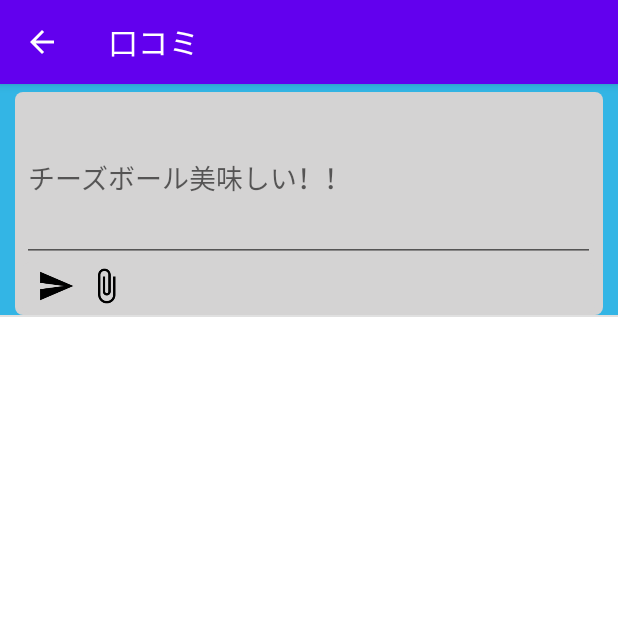
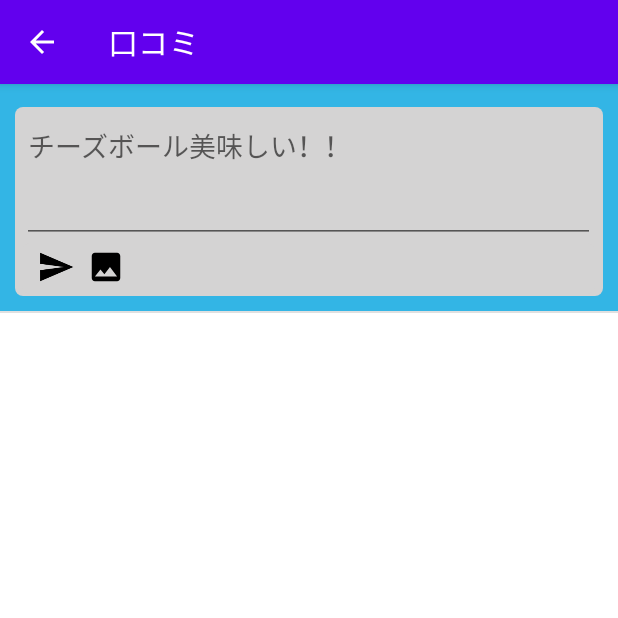
Before and after one commit to Hal510/GonbeInHouse, an Android app: the screen it shows after launch once a user with an empty profile is signed in (PostActivity), after a tap on an icon or button, on a phone screen of 412 x 824 dp, the top half of it. Run offline under Robolectric (Android 15) with nearby library versions, the phone set to English and light mode, and no system bars; our stand-ins replace Firebase (no records; nobody signed in at launch, a user with empty details on screens opened directly), Picasso; pictures from the network do not load.

Commit message:
エラー修正

```diff
--- a/app/src/main/java/com/example/gonbe_house/Login.kt
+++ b/app/src/main/java/com/example/gonbe_house/Login.kt
@@ -1,5 +1,6 @@
 package com.example.gonbe_house
 
+import android.annotation.SuppressLint
 import android.content.Intent
 import android.content.pm.PackageManager
 import android.graphics.Bitmap
@@ -9,7 +10,6 @@ import android.os.Build
 import androidx.appcompat.app.AppCompatActivity
 import android.os.Bundle
 import android.provider.MediaStore
-import android.view.View
 import android.widget.Toast
 import androidx.appcompat.app.ActionBar
 import androidx.core.app.ActivityCompat
@@ -37,9 +37,9 @@ class Login : AppCompatActivity() {
 
         mAuth= FirebaseAuth.getInstance()
 
-        ivImagePerson.setOnClickListener( View.OnClickListener {
+        ivImagePerson.setOnClickListener {
             checkPermission()
-        })
+        }
     }
 
     fun LoginToFireBase(email:String,password:String){
@@ -55,8 +55,9 @@ class Login : AppCompatActivity() {
             }
     }
 
+    @SuppressLint("SimpleDateFormat")
     fun SaveImageInFirebase(){
-        var currentUser =mAuth!!.currentUser
+        val currentUser =mAuth!!.currentUser
         val email:String=currentUser!!.email.toString()
         val storage=FirebaseStorage.getInstance()
         val storgaRef=storage.getReferenceFromUrl("gs://gonbe-house.appspot.com")
@@ -75,7 +76,7 @@ class Login : AppCompatActivity() {
         uploadTask.addOnFailureListener{
             Toast.makeText(applicationContext,"fail to upload",Toast.LENGTH_LONG).show()
         }.addOnSuccessListener { taskSnapshot ->
-            var DownloadURL= taskSnapshot.storage.downloadUrl.toString()!!
+            val DownloadURL= taskSnapshot.storage.downloadUrl.toString()
 
             myRef.child("Users").child(currentUser.uid).child("email").setValue(currentUser.email)
             myRef.child("Users").child(currentUser.uid).child("ProfileImage").setValue(DownloadURL)
@@ -94,7 +95,7 @@ class Login : AppCompatActivity() {
     }
 
     fun LoadTweets(){
-        var currentUser =mAuth!!.currentUser
+        val currentUser =mAuth!!.currentUser
 
         if(currentUser!=null) {
 //PostFragmentに変える時に必要？
@@ -104,8 +105,8 @@ class Login : AppCompatActivity() {
 //            val fragment = post()
 //            fragment.setArguments(args)
 
-            var intent2 = Intent(this, MainActivity::class.java)
-            var intent = Intent(this, PostActivity::class.java)
+            val intent2 = Intent(this, MainActivity::class.java)
+            val intent = Intent(this, PostActivity::class.java)
 //            var intent3 = Intent(this, post::class.java)
 
             intent2.putExtra("email", currentUser.email)
@@ -148,11 +149,12 @@ class Login : AppCompatActivity() {
     val PICK_IMAGE_CODE=123
     fun loadImage(){
 
-        var intent=Intent(Intent.ACTION_PICK,
-            android.provider.MediaStore.Images.Media.EXTERNAL_CONTENT_URI)
+        val intent=Intent(Intent.ACTION_PICK,
+            MediaStore.Images.Media.EXTERNAL_CONTENT_URI)
         startActivityForResult(intent,PICK_IMAGE_CODE)
     }
 
+    @SuppressLint("Recycle")
     override fun onActivityResult(requestCode: Int, resultCode: Int, data: Intent?) {
         super.onActivityResult(requestCode, resultCode, data)
 
@@ -161,15 +163,15 @@ class Login : AppCompatActivity() {
             val filePathColum= arrayOf(MediaStore.Images.Media.DATA)
             val cursor= contentResolver.query(selectedImage!!,filePathColum,null,null,null)
             cursor!!.moveToFirst()
-            val coulomIndex=cursor!!.getColumnIndex(filePathColum[0])
-            val picturePath=cursor!!.getString(coulomIndex)
-            cursor!!.close()
+            val coulomIndex=cursor.getColumnIndex(filePathColum[0])
+            val picturePath=cursor.getString(coulomIndex)
+            cursor.close()
             ivImagePerson.setImageBitmap(BitmapFactory.decodeFile(picturePath))
         }
 
     }
 
-    fun buLogin(view:View){
+    fun buLogin() {
         LoginToFireBase(etEmail.text.toString(),etEmail.text.toString())
     }
 }
--- a/app/src/main/java/com/example/gonbe_house/Post/PostActivity.kt
+++ b/app/src/main/java/com/example/gonbe_house/Post/PostActivity.kt
@@ -1,5 +1,6 @@
 package com.example.gonbe_house.Post
 
+import android.annotation.SuppressLint
 import android.content.Context
 import android.content.Intent
 import android.graphics.Bitmap
@@ -66,20 +67,17 @@ class PostActivity : AppCompatActivity() {
         return super.onOptionsItemSelected(item)
     }
 
-    inner class  MyTweetAdpater:BaseAdapter{
-        var listNotesAdpater= ArrayList<Ticket>()
-        var context:Context?=null
-        constructor(context:Context, listNotesAdpater: ArrayList<Ticket>):super(){
-            this.listNotesAdpater=listNotesAdpater
-            this.context=context
-        }
+    inner class  MyTweetAdpater(context: Context, var listNotesAdpater: ArrayList<Ticket>) :
+        BaseAdapter() {
+        var context:Context?= context
 
+        @SuppressLint("InflateParams")
         override fun getView(p0: Int, p1: View?, p2: ViewGroup?): View {
 
-            var mytweet=listNotesAdpater[p0]
+            val mytweet=listNotesAdpater[p0]
 
             if(mytweet.tweetPersonUID.equals("add")) {
-                var myView = layoutInflater.inflate(R.layout.add_ticket, null)
+                val myView = layoutInflater.inflate(R.layout.add_ticket, null)
 
                 myView.iv_attach.setOnClickListener(View.OnClickListener {
                     loadImage()
@@ -95,10 +93,10 @@ class PostActivity : AppCompatActivity() {
                 })
                 return myView
             } else if(mytweet.tweetPersonUID.equals("loading")){
-                var myView=layoutInflater.inflate(R.layout.loading_ticket,null)
+                val myView=layoutInflater.inflate(R.layout.loading_ticket,null)
                 return myView
             }else{
-                var myView=layoutInflater.inflate(R.layout.tweets_ticket,null)
+                val myView=layoutInflater.inflate(R.layout.tweets_ticket,null)
                 myView.txt_tweet.setText(mytweet.tweetText)
                 myView.txtUserName.setText(mytweet.tweetPersonUID)
 //                myView.tweet_picture.setImageURI(mytweet.tweetImageURL)
@@ -115,17 +113,17 @@ class PostActivity : AppCompatActivity() {
 
                         override fun onDataChange(dataSnapshot: DataSnapshot) {
                             try {
-                                var td= dataSnapshot!!.value as HashMap<String,Any>
+                                val td= dataSnapshot.value as HashMap<*, *>
 
                                 for(key in td.keys){
-                                    var userInfo= td[key] as String
+                                    val userInfo= td[key] as String
                                     if(key.equals("ProfileImage")){
                                         Picasso.with(context).load(userInfo).into(myView.picture_path)  //ここおおおおお
                                     }else{
                                         myView.txtUserName.setText(userInfo)
                                     }
                                 }
-                            }catch (ex:Exception){}
+                            }catch (_:Exception){}
                         }
                         override fun onCancelled(p0: DatabaseError) {
                         }
@@ -148,11 +146,12 @@ class PostActivity : AppCompatActivity() {
     //    //Load image
     val PICK_IMAGE_CODE=123
     fun loadImage(){
-        var intent3=Intent(Intent.ACTION_PICK,
+        val intent3=Intent(Intent.ACTION_PICK,
             MediaStore.Images.Media.EXTERNAL_CONTENT_URI)
         startActivityForResult(intent3,PICK_IMAGE_CODE)
     }
 
+    @SuppressLint("Recycle")
     override fun onActivityResult(requestCode: Int, resultCode: Int, data: Intent?) {
         super.onActivityResult(requestCode, resultCode, data)
 
@@ -161,15 +160,16 @@ class PostActivity : AppCompatActivity() {
             val filePathColum= arrayOf(MediaStore.Images.Media.DATA)
             val cursor= contentResolver.query(selectedImage!!,filePathColum,null,null,null)
             cursor!!.moveToFirst()
-            val coulomIndex=cursor!!.getColumnIndex(filePathColum[0])
-            val picturePath=cursor!!.getString(coulomIndex)
-            cursor!!.close()
+            val coulomIndex=cursor.getColumnIndex(filePathColum[0])
+            val picturePath=cursor.getString(coulomIndex)
+            cursor.close()
             UploadImage(BitmapFactory.decodeFile(picturePath))
         }
     }
 
 
     var DownloadURL:String?=null
+    @SuppressLint("SimpleDateFormat")
     fun UploadImage(bitmap:Bitmap){
         ListTweets.add(0,Ticket("0","him","url","loading"))
         adpater!!.notifyDataSetChanged()
@@ -188,7 +188,7 @@ class PostActivity : AppCompatActivity() {
         uploadTask.addOnFailureListener{
             Toast.makeText(applicationContext,"fail to upload",Toast.LENGTH_LONG).show()
         }.addOnSuccessListener { taskSnapshot ->
-            DownloadURL= taskSnapshot.storage.downloadUrl.toString()!!
+            DownloadURL= taskSnapshot.storage.downloadUrl.toString()
 
             ListTweets.removeAt(0)
             adpater!!.notifyDataSetChanged()
@@ -209,10 +209,10 @@ class PostActivity : AppCompatActivity() {
                     try {
                         ListTweets.clear()
                         ListTweets.add(Ticket("0","him","url","add"))
-                        var td= dataSnapshot!!.value as HashMap<String,Any>
+                        val td= dataSnapshot.value as HashMap<String,Any>
 
                         for(key in td.keys){
-                            var post= td[key] as HashMap<String,Any>
+                            val post= td[key] as HashMap<String,Any>
                             ListTweets.add(Ticket(key,
                                 post["text"] as String,
                                 post["postImage"] as String ,
@@ -220,7 +220,7 @@ class PostActivity : AppCompatActivity() {
                         }
 
                         adpater!!.notifyDataSetChanged()
-                    }catch (ex:Exception){}
+                    }catch (_:Exception){}
                 }
                 override fun onCancelled(p0: DatabaseError) {
                 }
--- a/app/src/main/java/com/example/gonbe_house/YourOrderActivity.kt
+++ b/app/src/main/java/com/example/gonbe_house/YourOrderActivity.kt
@@ -1,5 +1,6 @@
 package com.example.gonbe_house
 
+import android.annotation.SuppressLint
 import android.content.Intent
 import androidx.appcompat.app.AppCompatActivity
 import android.os.Bundle
@@ -41,10 +42,11 @@ class YourOrderActivity : AppCompatActivity() {
         cartItemsRecyclerView.adapter =YourOrderAdapter
     }
 
+    @SuppressLint("SetTextI18n")
     private fun calculateTotalAmount(gonbeModel: GonbeModel?) {
         var TotalAmount = 0
         for(menu in gonbeModel?.menus!!) {
-            TotalAmount += menu?.price!!  * menu?.totalInCart!!
+            TotalAmount += menu?.price!!  * menu.totalInCart
         }
 
         tvTotalAmount.text = String.format("%d", TotalAmount) + "円"
--- a/app/src/main/java/com/example/gonbe_house/adapter/CategoryListAdapter.kt
+++ b/app/src/main/java/com/example/gonbe_house/adapter/CategoryListAdapter.kt
@@ -49,9 +49,4 @@ class CategoryListAdapter(val categoryList: List<GonbeModel?>?, val clickListene
                 .into(thumbImage)
         }
     }
-
-    interface CategoryListClickListener {
-        fun onItemClick(gonbeModel: GonbeModel)
-    }
-
 }
--- a/app/src/main/java/com/example/gonbe_house/home.kt
+++ b/app/src/main/java/com/example/gonbe_house/home.kt
@@ -64,7 +64,7 @@ class home : Fragment() {
             while (reader.read(buffer).also { n = it } != -1) {
                 writer.write(buffer, 0, n)
             }
-        } catch (e: Exception) {
+        } catch (_: Exception) {
         }
         val jsonStr: String = writer.toString()
         val gson = Gson()
--- a/app/src/main/java/com/example/gonbe_house/models/GonbeModel.kt
+++ b/app/src/main/java/com/example/gonbe_house/models/GonbeModel.kt
@@ -11,8 +11,7 @@ data class GonbeModel(val name: String?, val image: String?,
         parcel.readString(),
         parcel.readString(),
         parcel.createTypedArrayList(Menus)
-    ) {
-    }
+    )
 
     override fun writeToParcel(parcel: Parcel, flags: Int) {
         parcel.writeString(name)
@@ -42,8 +41,7 @@ data class Menus(val name: String?, val price: Int,  val url: String?, var total
         parcel.readInt(),
         parcel.readString(),
         parcel.readInt()
-    ) {
-    }
+    )
 
     override fun writeToParcel(parcel: Parcel, flags: Int) {
         parcel.writeString(name)
--- /dev/null
+++ b/app/src/main/res/drawable/ic_image.xml
@@ -0,0 +1,5 @@
+<vector android:height="24dp" android:tint="#000000"
+    android:viewportHeight="24" android:viewportWidth="24"
+    android:width="24dp" xmlns:android="http://schemas.android.com/apk/res/android">
+    <path android:fillColor="@android:color/white" android:pathData="M21,19V5c0,-1.1 -0.9,-2 -2,-2H5c-1.1,0 -2,0.9 -2,2v14c0,1.1 0.9,2 2,2h14c1.1,0 2,-0.9 2,-2zM8.5,13.5l2.5,3.01L14.5,12l4.5,6H5l3.5,-4.5z"/>
+</vector>
--- a/app/src/main/res/layout/activity_login.xml
+++ b/app/src/main/res/layout/activity_login.xml
@@ -76,6 +76,7 @@
         app:layout_constraintRight_toRightOf="parent"
         app:layout_constraintStart_toStartOf="parent"
         app:layout_constraintTop_toTopOf="parent"
-        app:srcCompat="@drawable/tanukichi" />
+        app:srcCompat="@drawable/tanukichi"
+        tools:ignore="ContentDescription" />
 
 </androidx.constraintlayout.widget.ConstraintLayout>
--- a/app/src/main/res/layout/activity_your_order.xml
+++ b/app/src/main/res/layout/activity_your_order.xml
@@ -10,7 +10,7 @@
     >
     <androidx.constraintlayout.widget.ConstraintLayout
         android:layout_width="match_parent"
-        android:layout_height="match_parent">
+        android:layout_height="wrap_content">
 
         <TextView
             android:id="@+id/tvCustomerDetails"
@@ -52,7 +52,8 @@
             android:textSize="24sp"
             app:layout_constraintEnd_toEndOf="parent"
             app:layout_constraintStart_toStartOf="parent"
-            app:layout_constraintTop_toBottomOf="@id/inputName" />
+            app:layout_constraintTop_toBottomOf="@id/inputName"
+            tools:ignore="TextFields" />
 
         <EditText
             android:id="@+id/inputReceiveTime"
--- a/app/src/main/res/layout/add_ticket.xml
+++ b/app/src/main/res/layout/add_ticket.xml
@@ -2,6 +2,7 @@
 
 <LinearLayout
     xmlns:android="http://schemas.android.com/apk/res/android"
+    xmlns:tools="http://schemas.android.com/tools"
     android:orientation="vertical"
     android:layout_width="fill_parent"
     android:layout_height="wrap_content"
@@ -10,6 +11,8 @@
     android:background="@color/blue"
     android:layoutDirection="rtl"
     android:textAlignment="center"
+    android:paddingTop="10dp"
+    android:paddingBottom="10dp"
     android:focusable="false"
     android:focusableInTouchMode="false">
 
@@ -31,15 +34,17 @@
 
         <EditText
             android:layout_width="match_parent"
-            android:layout_height="50pt"
+            android:layout_height="40pt"
             android:inputType="textMultiLine"
             android:ems="10"
+            android:gravity="left"
             android:id="@+id/etPost"
-            android:hint="@string/Tweet" />
+            android:hint="@string/Tweet"
+            tools:ignore="RtlHardcoded" />
 
         <LinearLayout
-            android:paddingLeft="10dp"
-            android:paddingRight="3dp"
+            android:paddingStart="10dp"
+            android:paddingEnd="3dp"
             android:paddingTop="3dp"
             android:paddingBottom="5dp"
             android:layoutDirection="ltr"
@@ -52,20 +57,14 @@
                 android:layout_width="25dp"
                 android:layout_height="25dp"
                 android:id="@+id/iv_post"
-                android:layout_marginRight="8dp"
+                android:layout_marginEnd="8dp"
                 android:background="@drawable/ic_send_black_24dp" />
             <ImageView
                 android:layout_width="25dp"
                 android:layout_height="25dp"
                 android:id="@+id/iv_attach"
-                android:layout_marginRight="8dp"
-                android:background="@drawable/ic_attach_file_black_24dp" />
-        </LinearLayout>
-
-        <LinearLayout
-            android:orientation="vertical"
-            android:layout_width="match_parent"
-            android:layout_height="match_parent">
+                android:layout_marginEnd="8dp"
+                android:background="@drawable/ic_image" />
         </LinearLayout>
     </LinearLayout>
 </LinearLayout>
--- a/app/src/main/res/layout/fragment_post.xml
+++ b/app/src/main/res/layout/fragment_post.xml
@@ -9,8 +9,8 @@
         android:layout_width="match_parent"
         android:layout_height="40dp"
         android:layout_marginTop="200dp"
-        android:layout_marginLeft="60dp"
+        android:layout_marginStart="60dp"
         android:text="口コミをここへ移動"
-        android:textSize="32dp" />
+        android:textSize="32sp" />
 
 </FrameLayout>
--- a/app/src/main/res/layout/fragment_setting.xml
+++ b/app/src/main/res/layout/fragment_setting.xml
@@ -12,7 +12,7 @@
         android:layout_width="1000dp"
         android:layout_height="70dp"
         android:text="@string/settingButton1"
-        android:textSize="20dp"
+        android:textSize="20sp"
         android:backgroundTint="@color/white"
         android:textColor="@color/black"
         app:layout_constraintEnd_toEndOf="parent"
@@ -24,7 +24,7 @@
         android:layout_width="1000dp"
         android:layout_height="70dp"
         android:text="@string/settingButtou2"
-        android:textSize="20dp"
+        android:textSize="20sp"
         android:backgroundTint="@color/white"
         android:textColor="@color/black"
         app:layout_constraintEnd_toEndOf="parent"
@@ -36,7 +36,7 @@
         android:layout_width="1000dp"
         android:layout_height="70dp"
         android:text="@string/settingButton3"
-        android:textSize="20dp"
+        android:textSize="20sp"
         android:backgroundTint="@color/red"
         android:textColor="@color/white"
         app:layout_constraintEnd_toEndOf="parent"
```
Also changed, not shown: app/src/main/java/com/example/gonbe_house/GonbeMenuActivity.kt (+7 -3 lines), app/src/main/java/com/example/gonbe_house/adapter/MenuListAdapter.kt (+12 -10 lines), app/src/main/java/com/example/gonbe_house/adapter/YourOrderAdapter.kt (+6 -4 lines), app/src/main/res/layout/tweets_ticket.xml (+20 -35 lines), app/src/main/res/drawable-v24/ic_attach_file_black_24dp.png (deleted).
